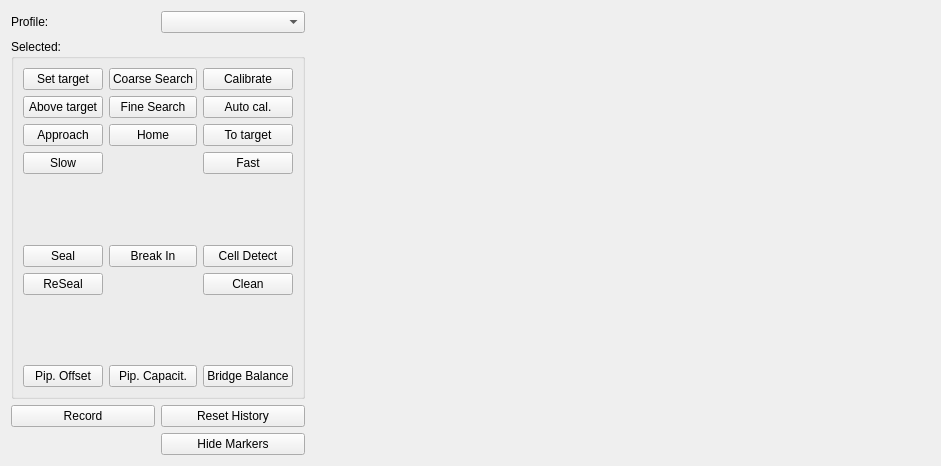
First picture: the form in acq4/modules/MultiPatch/multipatchTemplate.ui, repository acq4/acq4, before the edit.
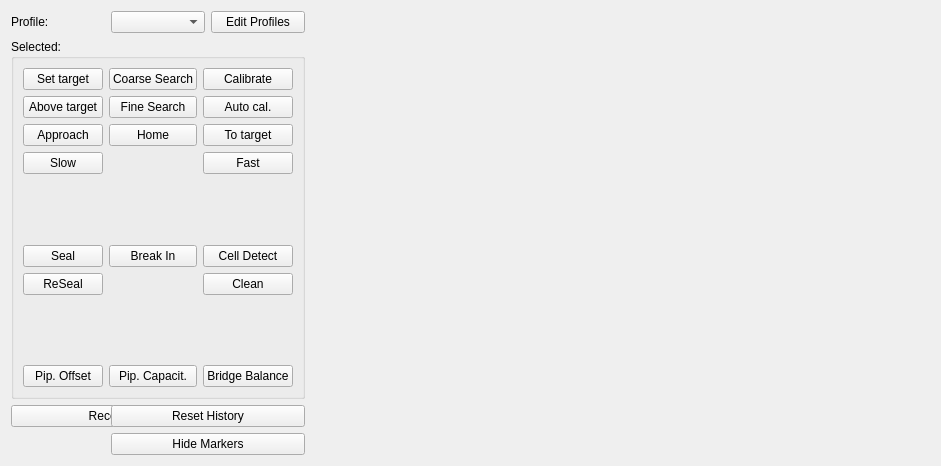
Second picture: the form after the edit.

Commit message: add a button to open the profile editor

```diff
--- a/acq4/modules/MultiPatch/multipatchTemplate.ui
+++ b/acq4/modules/MultiPatch/multipatchTemplate.ui
@@ -24,7 +24,14 @@
    <item row="0" column="1">
     <widget class="QComboBox" name="profileCombo"/>
    </item>
-   <item row="0" column="2" rowspan="4">
+   <item row="0" column="2">
+    <widget class="QPushButton" name="editProfileBtn">
+     <property name="text">
+      <string>Edit Profiles</string>
+     </property>
+    </widget>
+   </item>
+   <item row="0" column="3" rowspan="4">
     <widget class="QWidget" name="matrixWidget" native="true">
      <property name="sizePolicy">
       <sizepolicy hsizetype="Expanding" vsizetype="Expanding">
@@ -51,7 +58,7 @@
      </layout>
     </widget>
    </item>
-   <item row="1" column="0" colspan="2">
+   <item row="1" column="0" colspan="3">
     <widget class="QGroupBox" name="selectedGroupBox">
      <property name="title">
       <string>Selected: </string>
@@ -240,7 +247,7 @@
      </layout>
     </widget>
    </item>
-   <item row="2" column="0">
+   <item row="2" column="0" colspan="2">
     <widget class="QPushButton" name="recordBtn">
      <property name="text">
       <string>Record</string>
@@ -250,14 +257,14 @@
      </property>
     </widget>
    </item>
-   <item row="2" column="1">
+   <item row="2" column="1" colspan="2">
     <widget class="QPushButton" name="resetBtn">
      <property name="text">
       <string>Reset History</string>
      </property>
     </widget>
    </item>
-   <item row="3" column="1">
+   <item row="3" column="1" colspan="2">
     <widget class="QPushButton" name="hideMarkersBtn">
      <property name="text">
       <string>Hide Markers</string>
```
The commit also changes 2 other files.
